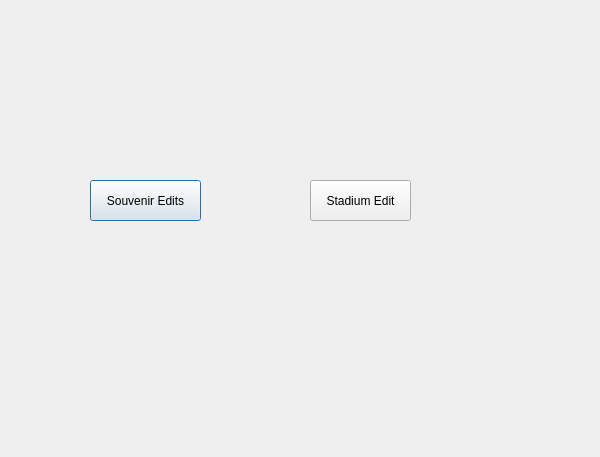
Before: the Qt Designer form maintenancepage.ui in Ling2251/CS1D-Project-2-Baseball-Project, drawn with Qt 5.
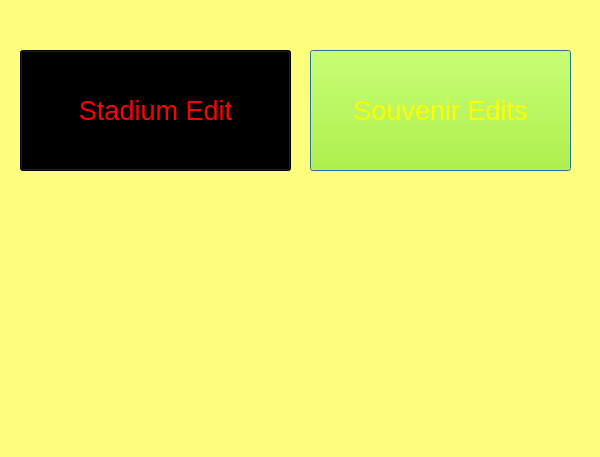
After: the same form once the commit is applied.

The edit to the form file:
```diff
--- a/maintenancepage.ui
+++ b/maintenancepage.ui
@@ -13,15 +13,38 @@
   <property name="windowTitle">
    <string>Dialog</string>
   </property>
+  <property name="styleSheet">
+   <string notr="true">background-color: rgb(255, 255, 127);</string>
+  </property>
   <widget class="QPushButton" name="SouvenirButton">
    <property name="geometry">
     <rect>
-     <x>90</x>
-     <y>180</y>
-     <width>111</width>
-     <height>41</height>
+     <x>310</x>
+     <y>50</y>
+     <width>261</width>
+     <height>121</height>
     </rect>
    </property>
+   <property name="font">
+    <font>
+     <pointsize>20</pointsize>
+     <weight>50</weight>
+     <italic>false</italic>
+     <bold>false</bold>
+     <underline>false</underline>
+     <strikeout>false</strikeout>
+     <stylestrategy>PreferDefault</stylestrategy>
+     <kerning>true</kerning>
+    </font>
+   </property>
+   <property name="cursor">
+    <cursorShape>ArrowCursor</cursorShape>
+   </property>
+   <property name="styleSheet">
+    <string notr="true">color: rgb(255, 63, 15);
+color: qlineargradient(spread:pad, x1:0, y1:0, x2:0, y2:1, stop:0 rgba(0, 0, 0, 255), stop:0.33 rgba(0, 0, 0, 255), stop:0.34 rgba(255, 30, 30, 255), stop:0.66 rgba(255, 0, 0, 255), stop:0.67 rgba(255, 255, 0, 255), stop:1 rgba(255, 255, 0, 255));
+background-color: rgb(170, 255, 0);</string>
+   </property>
    <property name="text">
     <string>Souvenir Edits</string>
    </property>
@@ -29,12 +52,21 @@
   <widget class="QPushButton" name="stadiumButton">
    <property name="geometry">
     <rect>
-     <x>310</x>
-     <y>180</y>
-     <width>101</width>
-     <height>41</height>
+     <x>20</x>
+     <y>50</y>
+     <width>271</width>
+     <height>121</height>
     </rect>
    </property>
+   <property name="font">
+    <font>
+     <pointsize>20</pointsize>
+    </font>
+   </property>
+   <property name="styleSheet">
+    <string notr="true">color: qconicalgradient(cx:0.5, cy:0.5, angle:0, stop:0 rgba(255, 255, 255, 255), stop:0.373979 rgba(255, 255, 255, 255), stop:0.373991 rgba(33, 30, 255, 255), stop:0.624018 rgba(33, 30, 255, 255), stop:0.624043 rgba(255, 0, 0, 255), stop:1 rgba(255, 0, 0, 255));
+background-color: rgb(0, 0, 0);</string>
+   </property>
    <property name="text">
     <string>Stadium Edit</string>
    </property>
```
